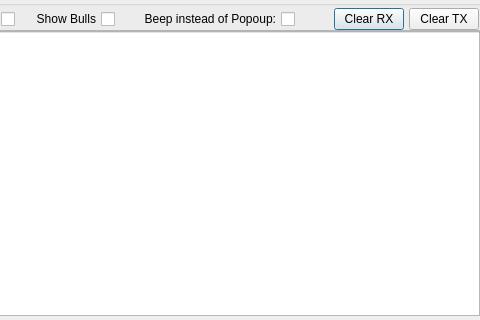
Before: the Qt Designer form QT/QtBPQAPRS/Messages.ui in bjpetit/linbpq, drawn with Qt 5; both pictures show x 346 to 826 and y 0 to 320 of the 826 by 602 pixel window.
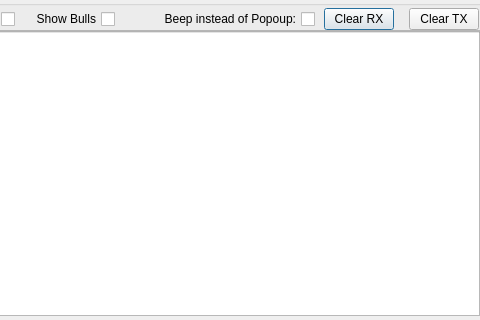
After: the same form once the commit is applied.

Patch:
```diff
--- a/QT/QtBPQAPRS/Messages.ui
+++ b/QT/QtBPQAPRS/Messages.ui
@@ -220,7 +220,7 @@
    <widget class="QCheckBox" name="checkBox_5">
     <property name="geometry">
      <rect>
-      <x>470</x>
+      <x>490</x>
       <y>8</y>
       <width>171</width>
       <height>22</height>
@@ -236,7 +236,7 @@
    <widget class="QPushButton" name="clearRXButton">
     <property name="geometry">
      <rect>
-      <x>680</x>
+      <x>670</x>
       <y>8</y>
       <width>70</width>
       <height>22</height>
```
